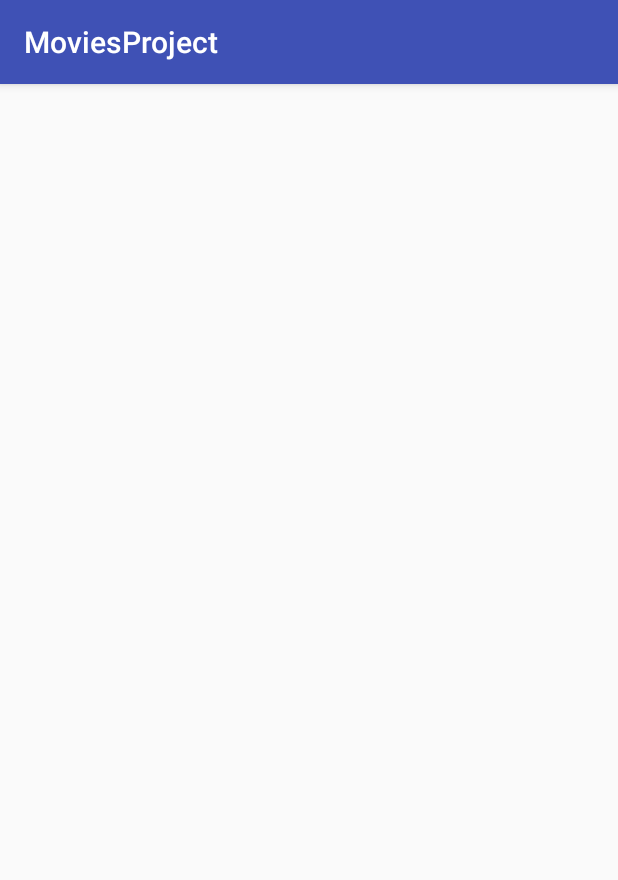
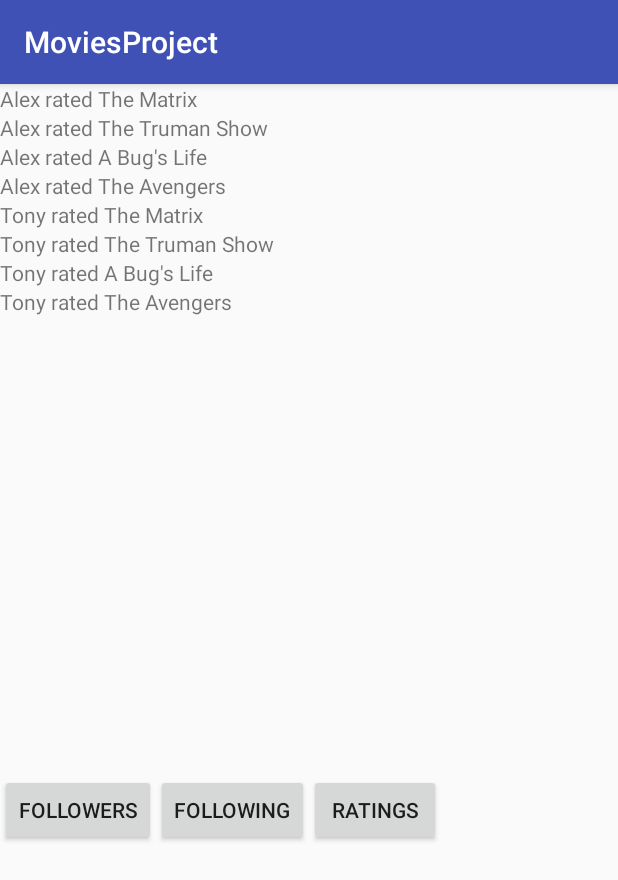
Before and after one commit to glassa/MoviesProject, an Android app: the fragment Tab1Home shown on its own in the app's theme, on a phone screen of 412 x 824 dp. Shown: the top 880 px of the screen. Run offline under Robolectric (Android 15) with nearby library versions, the phone set to English and light mode, and no system bars.

Commit message:
Added content to the Home tab

```diff
--- a/app/src/main/java/glassa/tacoma/uw/edu/moviesproject/Tab1Home.java
+++ b/app/src/main/java/glassa/tacoma/uw/edu/moviesproject/Tab1Home.java
@@ -1,29 +1,62 @@
 package glassa.tacoma.uw.edu.moviesproject;
 
 
+import android.os.AsyncTask;
 import android.os.Bundle;
 import android.support.v4.app.Fragment;
 import android.view.LayoutInflater;
 import android.view.View;
 import android.view.ViewGroup;
+import android.widget.ArrayAdapter;
+import android.widget.ListView;
+import android.widget.Toast;
+
+import java.util.ArrayList;
+import java.util.List;
+
+import glassa.tacoma.uw.edu.moviesproject.movie.Movie;
+
+
 
 
 /**
  * A simple {@link Fragment} subclass.
  */
 public class Tab1Home extends Fragment {
-
+    private ListView listFeed;
+    private List<String> feedList;
 
     public Tab1Home() {
         // Required empty public constructor
     }
 
-
     @Override
     public View onCreateView(LayoutInflater inflater, ViewGroup container,
                              Bundle savedInstanceState) {
-        // Inflate the layout for this fragment
+//        listFeed = (ListView) getView().findViewById(R.id.homeFeed);
+//        feedList = new ArrayList<String>();
+
+
         return inflater.inflate(R.layout.fragment_tab1_home, container, false);
     }
 
+    private class DownloadCoursesTask extends AsyncTask<String, Void, String> {
+
+        @Override
+        protected void onPostExecute(String result) {
+            if (result.startsWith("Unable to")) {
+                Toast.makeText(getActivity().getApplicationContext(), result, Toast.LENGTH_LONG)
+                        .show();
+                return;
+            }
+
+
+        }
+
+        @Override
+        protected String doInBackground(String... strings) {
+            return null;
+        }
+    }
+
 }
--- a/app/src/main/java/glassa/tacoma/uw/edu/moviesproject/movie/Movie.java
+++ b/app/src/main/java/glassa/tacoma/uw/edu/moviesproject/movie/Movie.java
@@ -63,7 +63,7 @@ public class Movie implements Serializable {
      * @param movieJSON
      * @return reason or null if successful.
      */
-    public static String parseCourseJSON(String movieJSON, List<Movie> movieList) {
+    public static String parseMovieJSON(String movieJSON, List<Movie> movieList) {
         String reason = null;
         if (movieJSON != null) {
             try {
--- a/app/src/main/res/layout/fragment_tab1_home.xml
+++ b/app/src/main/res/layout/fragment_tab1_home.xml
@@ -1,5 +1,6 @@
-<FrameLayout xmlns:android="http://schemas.android.com/apk/res/android"
+<LinearLayout xmlns:android="http://schemas.android.com/apk/res/android"
     xmlns:tools="http://schemas.android.com/tools"
+    android:orientation="vertical"
     android:layout_width="match_parent"
     android:layout_height="match_parent"
     tools:context="glassa.tacoma.uw.edu.moviesproject.Tab1Home">
@@ -10,9 +11,82 @@
         <!--android:layout_height="match_parent"-->
         <!--android:text="@string/tab1_string" />-->
 
-    <ListView
+    <!--<ListView-->
+        <!--android:id="@id/homeFeed"-->
+        <!--android:layout_width="match_parent"-->
+        <!--android:layout_height="wrap_content">-->
+
+
+    <!--</ListView>-->
+    <FrameLayout
         android:layout_width="match_parent"
-        android:layout_height="match_parent"
-        />
+        android:layout_height="460dp">
 
-</FrameLayout>
+        <LinearLayout
+            android:orientation="vertical"
+            android:layout_width="match_parent"
+            android:layout_height="match_parent">
+
+            <TextView
+                android:layout_width="wrap_content"
+                android:layout_height="wrap_content"
+                android:text="Alex rated The Matrix"/>
+            <TextView
+                android:layout_width="wrap_content"
+                android:layout_height="wrap_content"
+                android:text="Alex rated The Truman Show"/>
+            <TextView
+                android:layout_width="wrap_content"
+                android:layout_height="wrap_content"
+                android:text="Alex rated A Bug's Life"
+                />
+            <TextView
+                android:layout_width="wrap_content"
+                android:layout_height="wrap_content"
+                android:text="Alex rated The Avengers"
+                />
+            <TextView
+                android:layout_width="wrap_content"
+                android:layout_height="wrap_content"
+                android:text="Tony rated The Matrix"/>
+            <TextView
+                android:layout_width="wrap_content"
+                android:layout_height="wrap_content"
+                android:text="Tony rated The Truman Show"/>
+            <TextView
+                android:layout_width="wrap_content"
+                android:layout_height="wrap_content"
+                android:text="Tony rated A Bug's Life"
+                />
+            <TextView
+                android:layout_width="wrap_content"
+                android:layout_height="wrap_content"
+                android:text="Tony rated The Avengers"
+                />
+        </LinearLayout>
+
+    </FrameLayout>
+
+
+    <LinearLayout
+        android:layout_width="match_parent"
+        android:layout_height="wrap_content">
+
+        <Button
+            android:layout_width="wrap_content"
+            android:layout_height="wrap_content"
+            android:text="Followers"/>
+        <Button
+            android:layout_width="wrap_content"
+            android:layout_height="wrap_content"
+            android:text="Following"/>
+
+        <Button
+            android:layout_width="wrap_content"
+            android:layout_height="wrap_content"
+            android:text="Ratings"/>
+
+    </LinearLayout>
+
+
+</LinearLayout>
```
